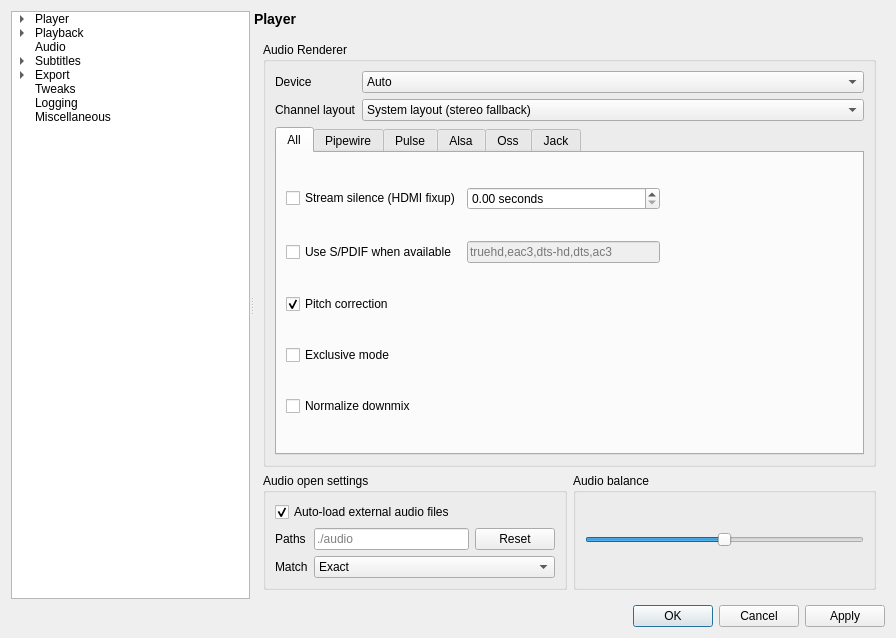
Above: src/settingswindow.ui from mpc-qt/mpc-qt before the change. Below: the same form after it.
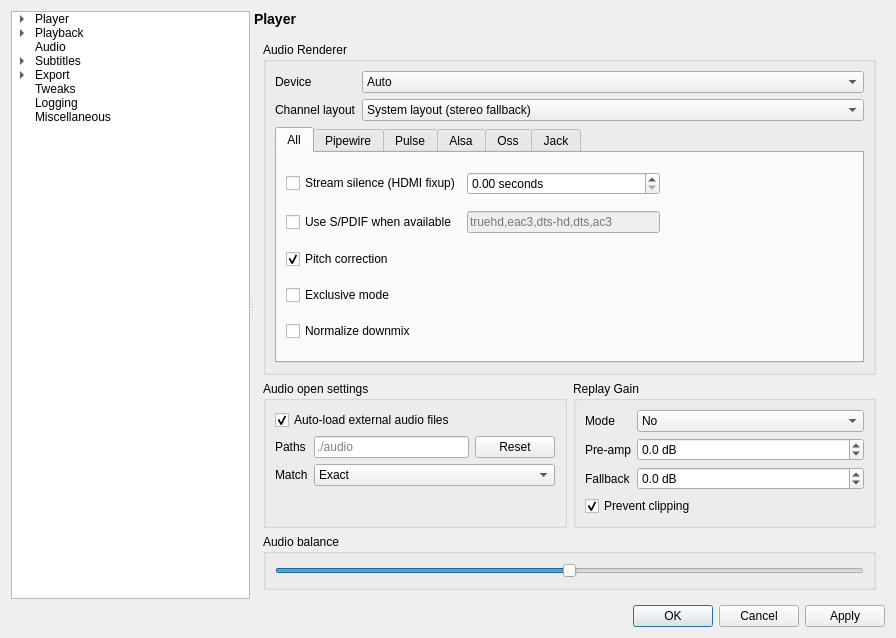
That is the form after the change. The open tabs and pages were chosen to show the change. Custom widgets are drawn as their Qt base class.

Commit message: settings: add Replay Gain controls to Audio renderer page

```diff
--- a/src/settingswindow.ui
+++ b/src/settingswindow.ui
@@ -6179,7 +6179,7 @@
              </layout>
             </widget>
            </item>
-           <item row="1" column="1">
+           <item row="2" column="0" colspan="2">
             <widget class="QGroupBox" name="audioBalanceBox">
              <property name="title">
               <string>Audio balance</string>
@@ -6204,6 +6204,103 @@
              </layout>
             </widget>
            </item>
+           <item row="1" column="1">
+            <widget class="QGroupBox" name="audioReplayGainBox">
+             <property name="title">
+              <string>Replay Gain</string>
+             </property>
+             <layout class="QGridLayout" name="audioReplayGainBoxLayout" columnstretch="0,1">
+              <item row="0" column="0">
+               <widget class="QLabel" name="replayGainModeLabel">
+                <property name="text">
+                 <string>Mode</string>
+                </property>
+               </widget>
+              </item>
+              <item row="0" column="1">
+               <widget class="QComboBox" name="replayGainMode">
+                <item>
+                 <property name="text">
+                  <string>No</string>
+                 </property>
+                </item>
+                <item>
+                 <property name="text">
+                  <string>Track</string>
+                 </property>
+                </item>
+                <item>
+                 <property name="text">
+                  <string>Album</string>
+                 </property>
+                </item>
+               </widget>
+              </item>
+              <item row="1" column="0">
+               <widget class="QLabel" name="replayGainPreampLabel">
+                <property name="text">
+                 <string>Pre-amp</string>
+                </property>
+               </widget>
+              </item>
+              <item row="1" column="1">
+               <widget class="QDoubleSpinBox" name="replayGainPreamp">
+                <property name="suffix">
+                 <string> dB</string>
+                </property>
+                <property name="decimals">
+                 <number>1</number>
+                </property>
+                <property name="minimum">
+                 <double>-15.000000000000000</double>
+                </property>
+                <property name="maximum">
+                 <double>15.000000000000000</double>
+                </property>
+                <property name="singleStep">
+                 <double>0.500000000000000</double>
+                </property>
+               </widget>
+              </item>
+              <item row="2" column="0">
+               <widget class="QLabel" name="replayGainFallbackLabel">
+                <property name="text">
+                 <string>Fallback</string>
+                </property>
+               </widget>
+              </item>
+              <item row="2" column="1">
+               <widget class="QDoubleSpinBox" name="replayGainFallback">
+                <property name="suffix">
+                 <string> dB</string>
+                </property>
+                <property name="decimals">
+                 <number>1</number>
+                </property>
+                <property name="minimum">
+                 <double>-15.000000000000000</double>
+                </property>
+                <property name="maximum">
+                 <double>15.000000000000000</double>
+                </property>
+                <property name="singleStep">
+                 <double>0.500000000000000</double>
+                </property>
+               </widget>
+              </item>
+              <item row="3" column="0" colspan="2">
+               <widget class="QCheckBox" name="replayGainClip">
+                <property name="text">
+                 <string>Prevent clipping</string>
+                </property>
+                <property name="checked">
+                 <bool>true</bool>
+                </property>
+               </widget>
+              </item>
+             </layout>
+            </widget>
+           </item>
            <item row="0" column="0">
             <spacer name="verticalSpacer_3">
              <property name="orientation">
```
The commit also changes 22 other files.
